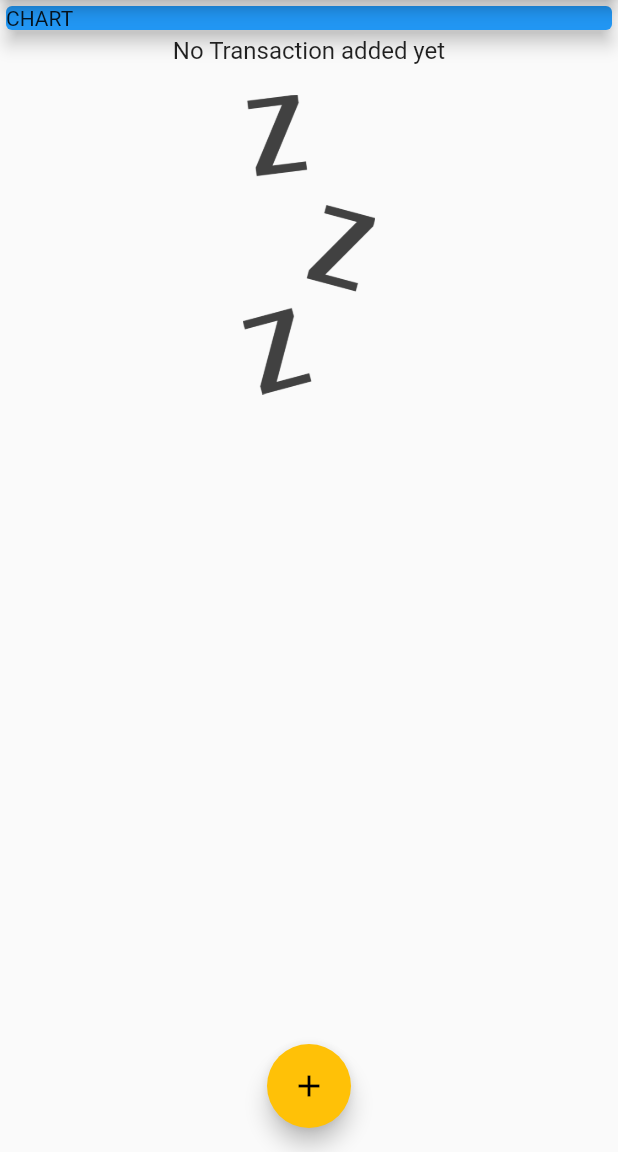
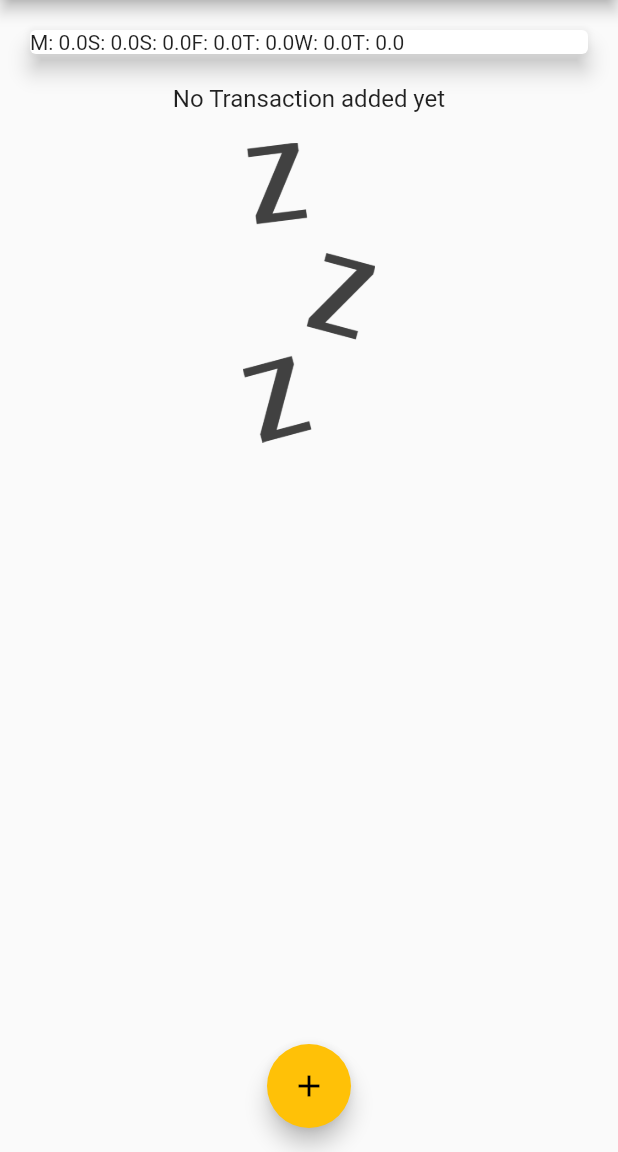
Before and after one commit to JohnKameel/Expensive-planner, a Flutter app: the screen it shows after launch, on a phone screen of 412 x 824 dp, the part 84-1236 px from its top. Run offline on Flutter 3.47's test engine with Material 2 defaults, Android fonts, the phone set to English and light mode, and no system bars; our stand-ins replace google_fonts, image_picker.

Commit message:
Create Bar for Chart

```diff
--- a/lib/main.dart
+++ b/lib/main.dart
@@ -9,6 +9,7 @@ import 'package:google_fonts/google_fonts.dart';
 import './widgets/new_transaction.dart';
 import './widgets/transaction_list.dart';
 import 'models/transaction.dart';
+import './widgets/chart.dart';
 
 void main() => runApp(MyApp());
 
@@ -46,6 +47,16 @@ class _MyHomePageState extends State<MyHomePage> {
     //   date: DateTime.now(),
     // ),
   ];
+
+  List<Transaction> get _recentTransactions {
+    return _userTransactions.where((tx) {
+      return tx.date.isAfter(
+        DateTime.now().subtract(
+          Duration(days: 7),
+        ),
+      );
+    }).toList();
+  }
 
   void _addNewTransaction(String txtitle, double txamount) {
     final newTx = Transaction(
@@ -98,14 +109,7 @@ class _MyHomePageState extends State<MyHomePage> {
           //mainAxisAlignment: MainAxisAlignment.start,
           crossAxisAlignment: CrossAxisAlignment.stretch,
           children: <Widget>[
-            Card(
-              color: Colors.blue,
-              elevation: 5,
-              child: Container(
-                width: double.infinity,
-                child: Text('CHART'),
-              ),
-            ),
+            Chart(_recentTransactions),
             TransactionList(_userTransactions),
           ],
         ),
--- /dev/null
+++ b/lib/widgets/chart.dart
@@ -0,0 +1,47 @@
+import 'package:flutter/cupertino.dart';
+import 'package:flutter/src/foundation/key.dart';
+import 'package:flutter/src/widgets/framework.dart';
+import 'package:flutter/material.dart';
+import 'package:flutter_application_1/models/transaction.dart';
+import 'package:intl/intl.dart';
+
+class Chart extends StatelessWidget {
+  final List<Transaction> recentTransactions;
+
+  Chart(this.recentTransactions);
+
+  List<Map<String, Object>> get groupTransactionValues {
+    return List.generate(7, (index) {
+      final weekDay = DateTime.now().subtract(
+        Duration(days: index),
+      );
+      var totalSum = 0.0;
+
+      for (var i = 0; i < recentTransactions.length; i++) {
+        if (recentTransactions[i].date.day == weekDay.day &&
+            recentTransactions[i].date.month == weekDay.month &&
+            recentTransactions[i].date.year == weekDay.year) {
+          totalSum += recentTransactions[i].amount;
+        }
+      }
+
+      return {
+        'day': DateFormat.E().format(weekDay).substring(0, 1),
+        'amount': totalSum,
+      };
+    });
+  }
+
+  @override
+  Widget build(BuildContext context) {
+    return Card(
+      elevation: 6,
+      margin: EdgeInsets.all(20),
+      child: Row(
+        children: groupTransactionValues.map((data) {
+          return Text('${data['day']}: ${data['amount']}');
+        }).toList(),
+      ),
+    );
+  }
+}
```
Also changed, not shown: lib/widgets/chart_bar.dart (added, +51 -0 lines).
